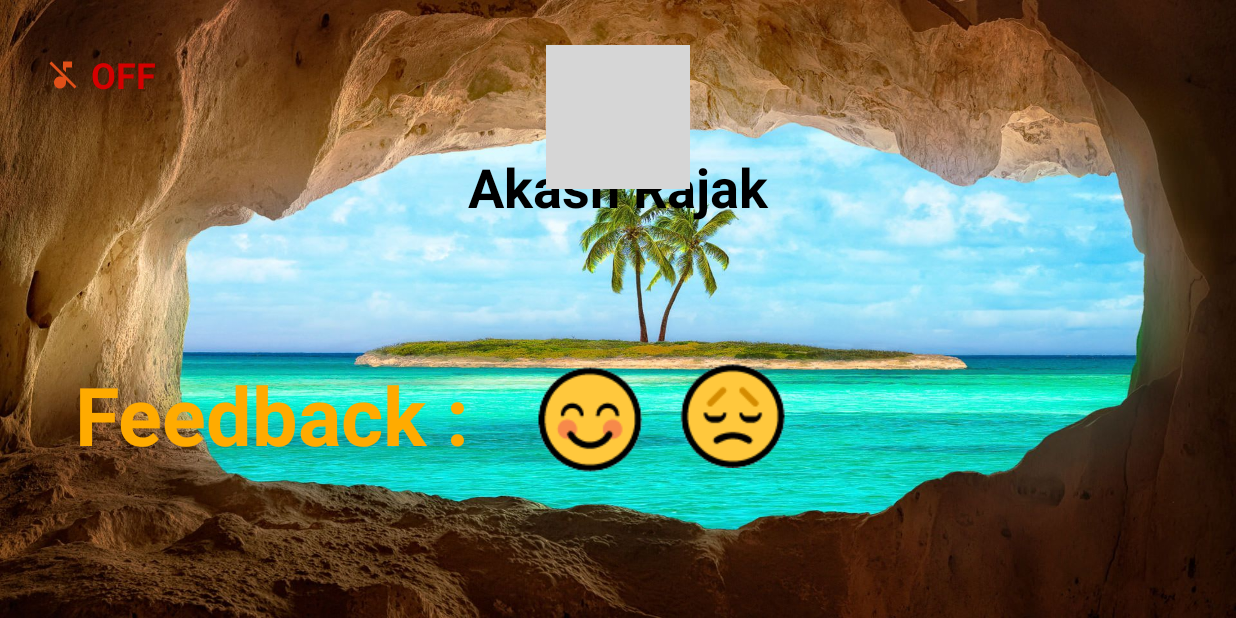
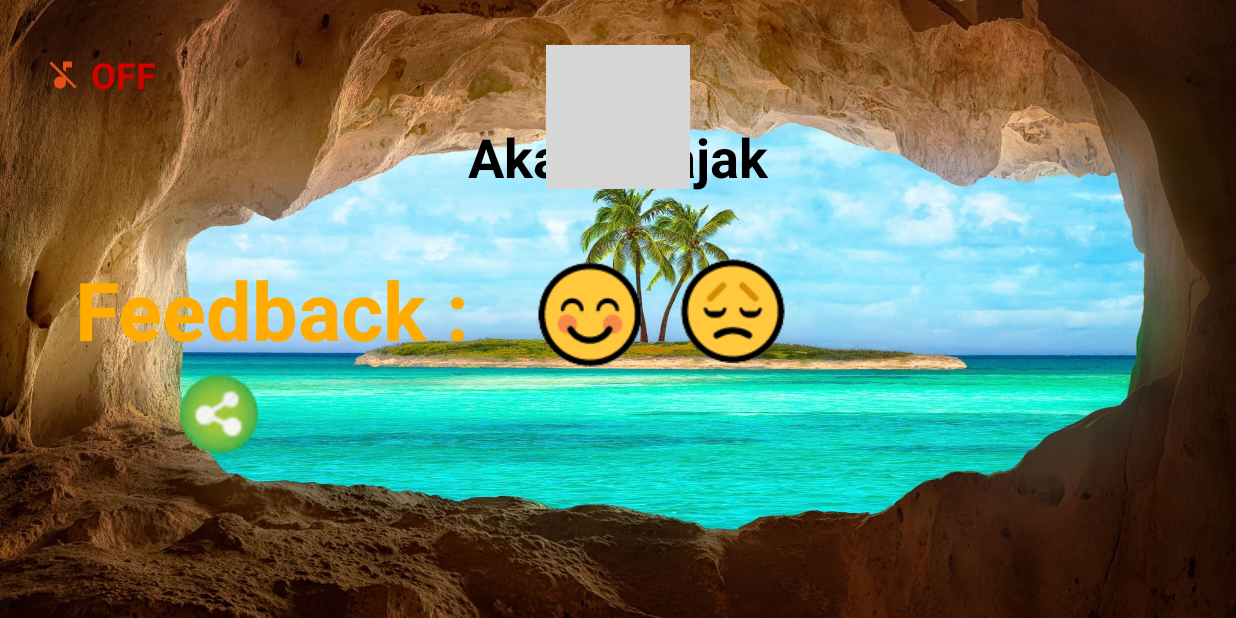
Before and after one commit to akash-rajak/Cave-Man-Game, an Android app: the CreditsActivity screen opened directly, with no data from a screen before it, on a phone screen of 824 x 412 dp (held sideways). Run offline under Robolectric (Android 15) with nearby library versions, the phone set to English and light mode, and no system bars; Roboto replaces fonts that are not available here; grey boxes are pictures that could not be loaded.

Commit message:
Added share button in credit section

```diff
--- a/app/src/main/java/com/example/caveman/CreditsActivity.java
+++ b/app/src/main/java/com/example/caveman/CreditsActivity.java
@@ -6,6 +6,7 @@ import android.app.Activity;
 import android.content.Intent;
 import android.graphics.Color;
 import android.media.MediaPlayer;
+import android.os.Build;
 import android.os.Bundle;
 import android.view.KeyEvent;
 import android.view.View;
@@ -14,6 +15,8 @@ import android.widget.TextView;
 import android.widget.Toast;
 import android.widget.ToggleButton;
 import android.widget.ViewFlipper;
+
+import androidx.annotation.RequiresApi;
 
 public class CreditsActivity extends Activity {
 	// Creating Media Player to play any sound or music -------------------------------------------------------------
@@ -31,6 +34,7 @@ public class CreditsActivity extends Activity {
 	ToggleButton togglebutton;// a togglebutton variable
 	Button goodbutton;
 	Button badbutton;
+	Button sharebutton;
 
 	// This function is called when the activity is first created. ----------------------------------------------------
 	@Override
@@ -91,6 +95,71 @@ public class CreditsActivity extends Activity {
 			}
 		});
 
+		sharebutton = findViewById(R.id.share_button);
+		sharebutton.setOnClickListener(new View.OnClickListener() {
+			@RequiresApi(api = Build.VERSION_CODES.DONUT)
+			@Override
+			public void onClick(View v) {
+//				Intent intent = new Intent(Intent.ACTION_SEND);
+//				intent.setType("text/plain");
+//				String title = "Game";
+//				String text = "Cave Saviour";
+//				intent.putExtra(Intent.EXTRA_TITLE,title);
+//				intent.putExtra(Intent.EXTRA_TEXT,text);
+//				startActivity(intent.createChooser(intent,"Share Using"));
+
+//				Intent intent = new Intent(Intent.ACTION_SEND);
+//				intent.setType("text/plain");
+//				String title = "Game";
+//				String link = "https://github.com/akash435/Cave-Man-Game";
+//				intent.putExtra(Intent.EXTRA_TITLE,title);
+//				intent.putExtra(Intent.EXTRA_TEXT,link);
+//				startActivity(intent.createChooser(intent,"Share Using"));
+
+				// In this code we need to type the recipient name
+//				Intent intent = new Intent(Intent.ACTION_SEND);
+//				intent.setType("message/rfc822");  //set the email recipient
+//				String recipient = getString(R.string.IntegralEmailAddress);
+//				String subject = "Hello from CaveMan";
+//				intent.putExtra(Intent.EXTRA_EMAIL , recipient);
+//				intent.putExtra(Intent.EXTRA_SUBJECT, subject);// subject of mail will be subject
+//				//let the user choose what email client to use
+//				startActivity(Intent.createChooser(intent, "Send mail using..."));
+
+				// recipient name is already there from code
+//				Intent intent = new Intent(Intent.ACTION_SEND);
+//				intent.setType("text/email");
+//				intent.putExtra(Intent.EXTRA_EMAIL, new String[] { "aakashrajak02@gmail.com" });
+//				intent.putExtra(Intent.EXTRA_SUBJECT, "Feedback");
+//				startActivity(Intent.createChooser(intent, "Send mail to Developer:"));
+
+				// in this only those app will be shown which support email, but we have to enter receiver email
+//				Intent intent = new Intent(Intent.ACTION_SENDTO);
+//				//intent.setType("text/email");
+//				intent.setData(Uri.parse("mailto:"));// this is used to display only those app of email
+//				intent.putExtra(Intent.EXTRA_SUBJECT,"My Subject");
+//				startActivity(Intent.createChooser(intent, "Send mail to Developer:"));
+
+				// shared base.apk but not able to install in mobile
+//				ApplicationInfo app = getApplicationContext().getApplicationInfo();
+//				String filePath = app.publicSourceDir;
+//				Intent sharingIntent = new Intent(Intent.ACTION_SEND);
+//				Uri uri = Uri.parse(filePath);
+//				sharingIntent.setType("*/*");
+//				sharingIntent.putExtra(Intent.EXTRA_STREAM, uri);
+//				sharingIntent.putExtra(Intent.EXTRA_TEXT, "Click to blue link and download thegame. https://drive.google.com/open?id=10Nc5BoYn4NZ_O8ae32UVQwyzdCzFxNy");
+//				startActivity(Intent.createChooser(sharingIntent, "Share app using"));
+
+				Intent intent = new Intent(Intent.ACTION_SEND);
+				intent.setType("text/plain");
+				String title = "Game";
+				String link = "Download My First game (Cave Saviour) through this drive link :- https://drive.google.com/file/d/1GCPOEna6PZN_bzukqUgLcwti1aHzNq2v/view?usp=sharing";
+				intent.putExtra(Intent.EXTRA_TITLE,title);
+				intent.putExtra(Intent.EXTRA_TEXT,link);
+				startActivity(intent.createChooser(intent,"Share Using"));
+			}
+		});
+
 	}
 
 	// When the back key is pressed, this Activity finishes and the menu button are visible to us
--- a/app/src/main/res/layout/credits_layout.xml
+++ b/app/src/main/res/layout/credits_layout.xml
@@ -22,7 +22,7 @@
     	android:layout_width="fill_parent"
     	android:layout_height="wrap_content"
     	android:flipInterval="2000"
-		  android:layout_marginTop="100dip"
+		  android:layout_marginTop="80dip"
     	android:layout_marginBottom="20dip" >
 
 		  <TextView
@@ -53,7 +53,7 @@
               android:textSize="36sp"
               android:textStyle="bold" />
 
-	</ViewFlipper>
+	  </ViewFlipper>
 
        <ImageView
         android:id="@+id/credits"
@@ -93,12 +93,21 @@
 		android:textStyle="italic" />
 	-->
 
+	<Button
+		android:id="@+id/share_button"
+		android:layout_width="wrap_content"
+		android:layout_height="wrap_content"
+		android:background="@layout/sharebutton_layout"
+		android:layout_marginLeft="120dip"
+		android:layout_marginTop="250dip"
+		android:soundEffectsEnabled="false"/>
+
 	<TextView
 		android:id="@+id/textView2"
 		android:layout_width="wrap_content"
 		android:layout_height="wrap_content"
 		android:layout_marginLeft="50dip"
-		android:layout_marginTop="240dip"
+		android:layout_marginTop="170dip"
 		android:text="@string/feedback"
 		android:textColor="#FFAB00"
 		android:textSize="54sp"
@@ -108,7 +117,7 @@
 		android:id="@+id/Good"
 		android:layout_width="wrap_content"
 		android:layout_height="wrap_content"
-		android:layout_marginTop="240dip"
+		android:layout_marginTop="170dip"
 		android:layout_marginBottom="600dip"
 		android:layout_marginLeft="350dip"
 		android:layout_marginRight="200dip"
@@ -119,7 +128,7 @@
 		android:id="@+id/Bad"
 		android:layout_width="wrap_content"
 		android:layout_height="wrap_content"
-		android:layout_marginTop="240dip"
+		android:layout_marginTop="170dip"
 		android:layout_marginBottom="600dip"
 		android:layout_marginLeft="450dip"
 		android:layout_marginRight="200dip"
--- a/app/src/main/res/values/strings.xml
+++ b/app/src/main/res/values/strings.xml
@@ -7,6 +7,7 @@
     <string name="credits_1">Akash Rajak</string>
     <string name="credits_2">Contact : +91 8980153352</string>
     <string name="credits_3">Email Id : aakashrajak02@gmail.com</string>
+    <string name="IntegralEmailAddress">aakashrajak02@gmail.com</string>
     <string name="options">options</string>
     <string name="text">🔗 <a href = "https://github.com/akash435/Cave-Man-Game">Github Code link</a></string>
     <string name="feedback">Feedback :</string>
```
Also changed, not shown: app/src/main/res/layout/sharebutton_layout.xml (added, +7 -0 lines), app/src/main/res/drawable/share_button_checked.png (added), app/src/main/res/drawable/share_button_unchecked.png (added).
